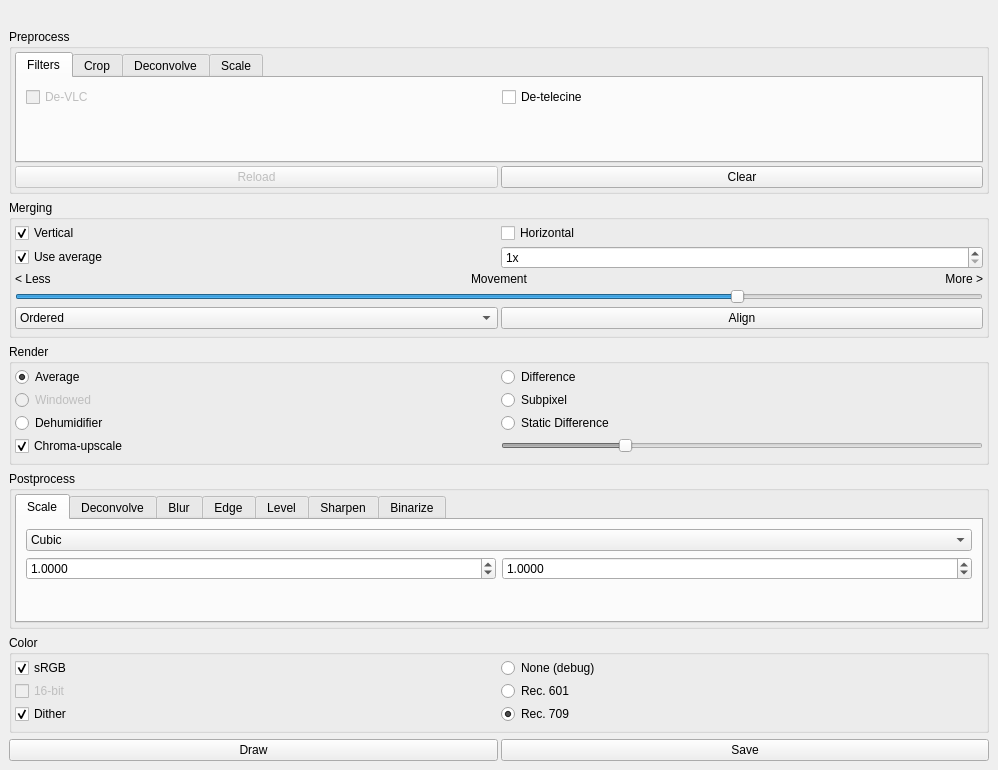
The window that src/mainwindow.ui (spillerrec/Overmix) describes before a commit, drawn with Qt 5.
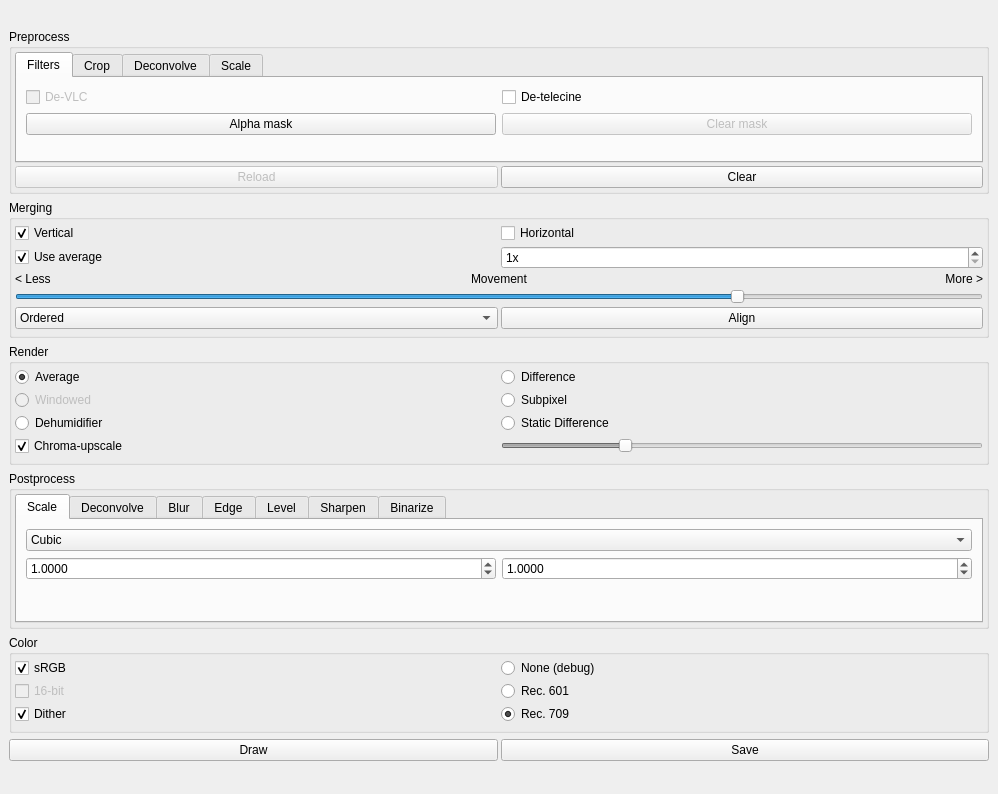
The same window after the commit.

Commit message: ADD: Preprocessing: overwrite the alpha channel using a image selected in GUI

What changed in the file:
```diff
--- a/src/mainwindow.ui
+++ b/src/mainwindow.ui
@@ -7,7 +7,7 @@
     <x>0</x>
     <y>0</y>
     <width>998</width>
-    <height>713</height>
+    <height>794</height>
    </rect>
   </property>
   <property name="windowTitle">
@@ -77,7 +77,7 @@
                </property>
               </widget>
              </item>
-             <item row="1" column="0">
+             <item row="2" column="0">
               <spacer name="verticalSpacer_9">
                <property name="orientation">
                 <enum>Qt::Vertical</enum>
@@ -90,6 +90,23 @@
                </property>
               </spacer>
              </item>
+             <item row="1" column="0">
+              <widget class="QPushButton" name="pre_alpha_mask">
+               <property name="text">
+                <string>Alpha mask</string>
+               </property>
+              </widget>
+             </item>
+             <item row="1" column="1">
+              <widget class="QPushButton" name="pre_clear_mask">
+               <property name="enabled">
+                <bool>false</bool>
+               </property>
+               <property name="text">
+                <string>Clear mask</string>
+               </property>
+              </widget>
+             </item>
             </layout>
            </widget>
            <widget class="QWidget" name="tab_9">
```
The commit also changes 2 other files.
